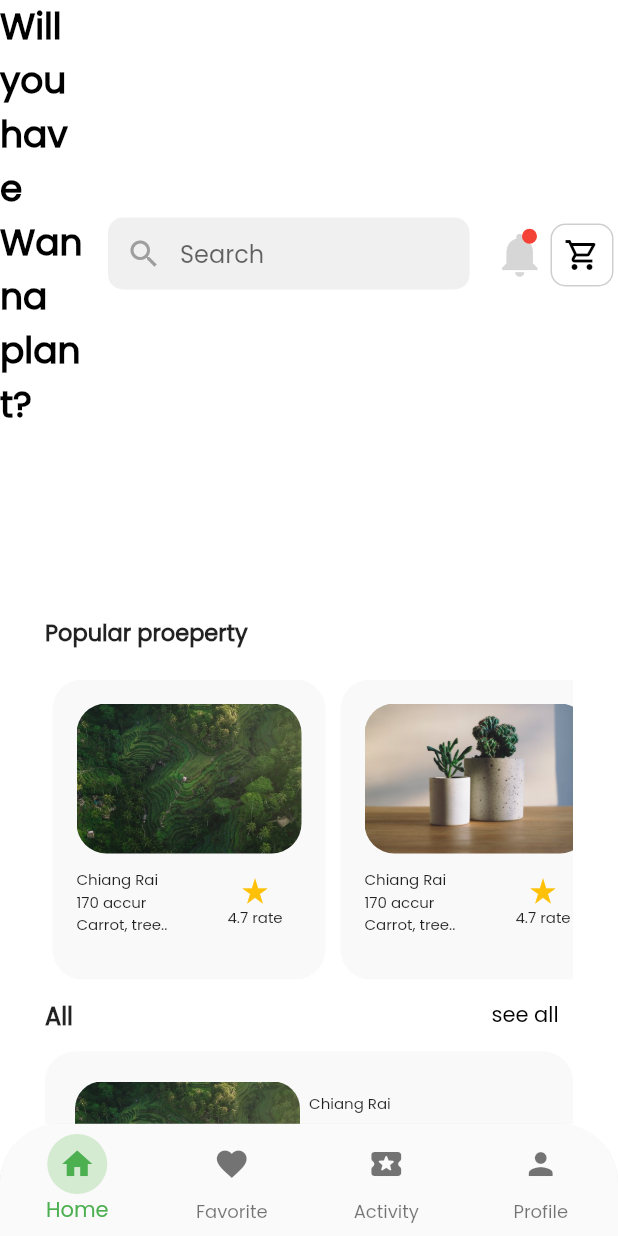
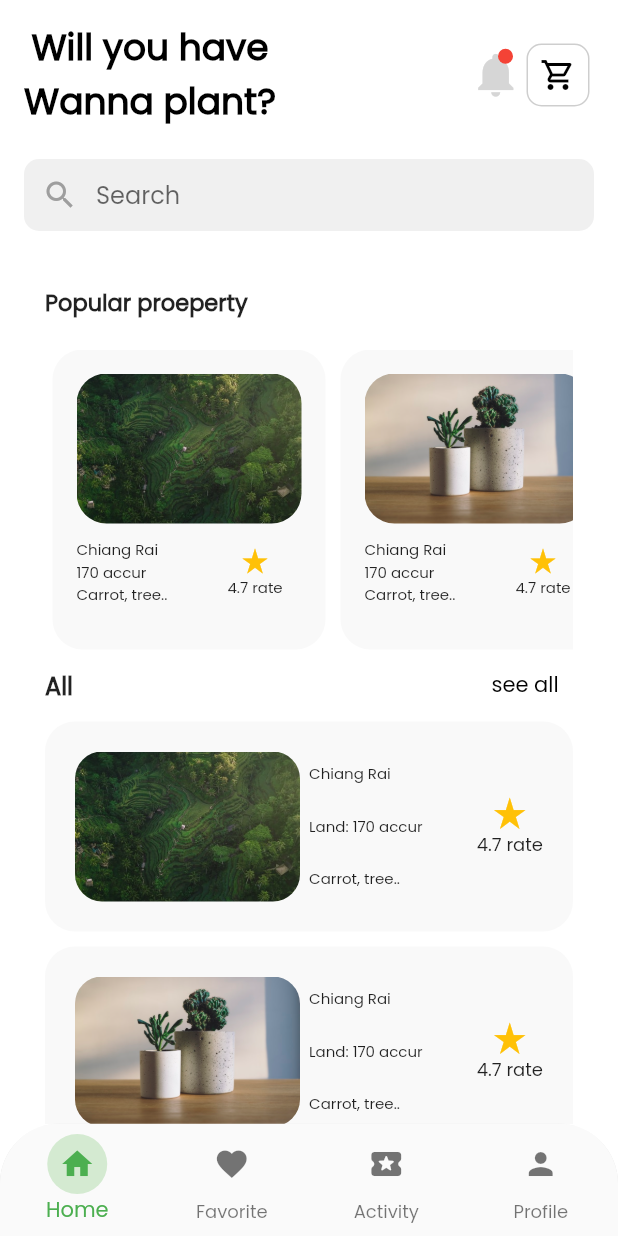
Before and after one commit to aimaimm/Wanna_plant, a Flutter app: the screen it shows after launch, on a phone screen of 412 x 824 dp. Run offline on Flutter 3.47's test engine with Material 2 defaults, Android fonts, the phone set to English and light mode, and no system bars; our stand-ins replace flutter_svg.

Commit message:
fix top bar ( homeScreen )

```diff
--- a/lib/homepage/homeScreen.dart
+++ b/lib/homepage/homeScreen.dart
@@ -163,65 +163,35 @@ class _HomeState extends State<Home> {
       child: Scaffold(
         appBar: AppBar(
           elevation: 0,
-          toolbarHeight: 340,
+          toolbarHeight: 170,
           backgroundColor: Colors.white,
-          leading: Column(
+          title: Container(
+            margin: EdgeInsets.only(top: 20),
+            child: Column(
+              children: [
+                Row(
+                  mainAxisAlignment: MainAxisAlignment.spaceBetween,
+                  children: [
+                    Column(
                       children: [
                         Text(
                           'Will you have',
-                style: Theme.of(context).textTheme.headline5!.copyWith(
+                          style:
+                              Theme.of(context).textTheme.headline5!.copyWith(
                                     color: Colors.black,
                                     fontWeight: FontWeight.bold,
                                   ),
                         ),
                         Text(
                           'Wanna plant?',
-                style: Theme.of(context).textTheme.headline5!.copyWith(
+                          style:
+                              Theme.of(context).textTheme.headline5!.copyWith(
                                     color: Colors.black,
                                     fontWeight: FontWeight.bold,
                                   ),
                         ),
                       ],
                     ),
-          title: Container(
-            margin: EdgeInsets.symmetric(
-              vertical: 20,
-            ),
-            decoration: BoxDecoration(
-              color: Colors.white,
-              borderRadius: BorderRadius.only(
-                topRight: Radius.circular(15),
-              ),
-            ),
-            child: SizedBox(
-              height: 50,
-              child: TextField(
-                onTap: () {
-                  setState(() {
-                    animation_search = 0;
-                    animationFade_search(context);
-                  });
-                },
-                cursorColor: Colors.black,
-                decoration: InputDecoration(
-                  border: OutlineInputBorder(
-                    borderRadius: BorderRadius.circular(10),
-                    borderSide: BorderSide.none,
-                  ),
-                  filled: true,
-                  fillColor: Color(0xffF0F0F0),
-                  prefixIcon: Icon(
-                    Icons.search,
-                    color: Colors.grey,
-                  ),
-                  hintText: 'Search',
-                  contentPadding:
-                      EdgeInsets.only(left: 15, bottom: 11, top: 11, right: 15),
-                ),
-              ),
-            ),
-          ),
-          actions: [
                     Row(
                       children: [
                         Stack(
@@ -266,10 +236,52 @@ class _HomeState extends State<Home> {
                     ),
                   ],
                 ),
+                Container(
+                  margin: EdgeInsets.symmetric(
+                    vertical: 20,
+                  ),
+                  decoration: BoxDecoration(
+                    color: Colors.white,
+                    borderRadius: BorderRadius.only(
+                      topRight: Radius.circular(15),
+                    ),
+                  ),
+                  child: SizedBox(
+                    height: 50,
+                    child: TextField(
+                      onTap: () {
+                        setState(() {
+                          animation_search = 0;
+                          animationFade_search(context);
+                        });
+                      },
+                      cursorColor: Colors.black,
+                      decoration: InputDecoration(
+                        border: OutlineInputBorder(
+                          borderRadius: BorderRadius.circular(10),
+                          borderSide: BorderSide.none,
+                        ),
+                        filled: true,
+                        fillColor: Color(0xffF0F0F0),
+                        prefixIcon: Icon(
+                          Icons.search,
+                          color: Colors.grey,
+                        ),
+                        hintText: 'Search',
+                        contentPadding: EdgeInsets.only(
+                            left: 15, bottom: 11, top: 11, right: 15),
+                      ),
+                    ),
+                  ),
+                ),
+              ],
+            ),
+          ),
+        ),
         body: SingleChildScrollView(
           physics: BouncingScrollPhysics(),
           child: Padding(
-            padding: const EdgeInsets.only(top: 50, left: 30, right: 30),
+            padding: const EdgeInsets.only(left: 30, right: 30),
             child: Column(
               children: [
                 Column(
```
Lines whose indentation alone changed are shown as unchanged.
